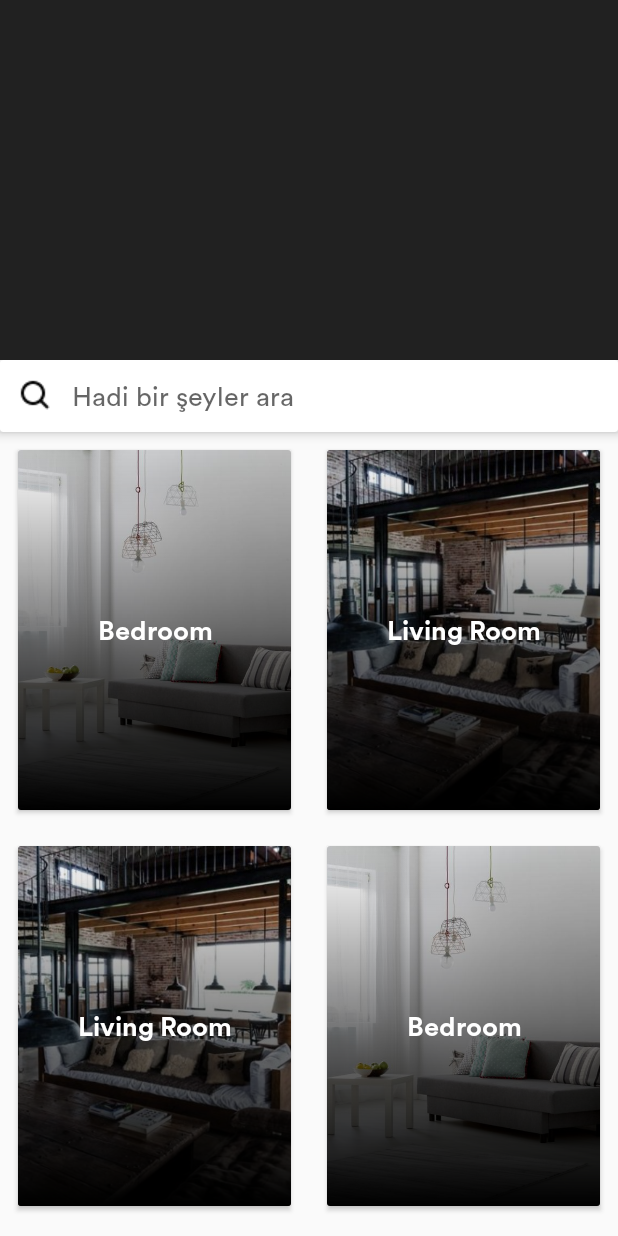
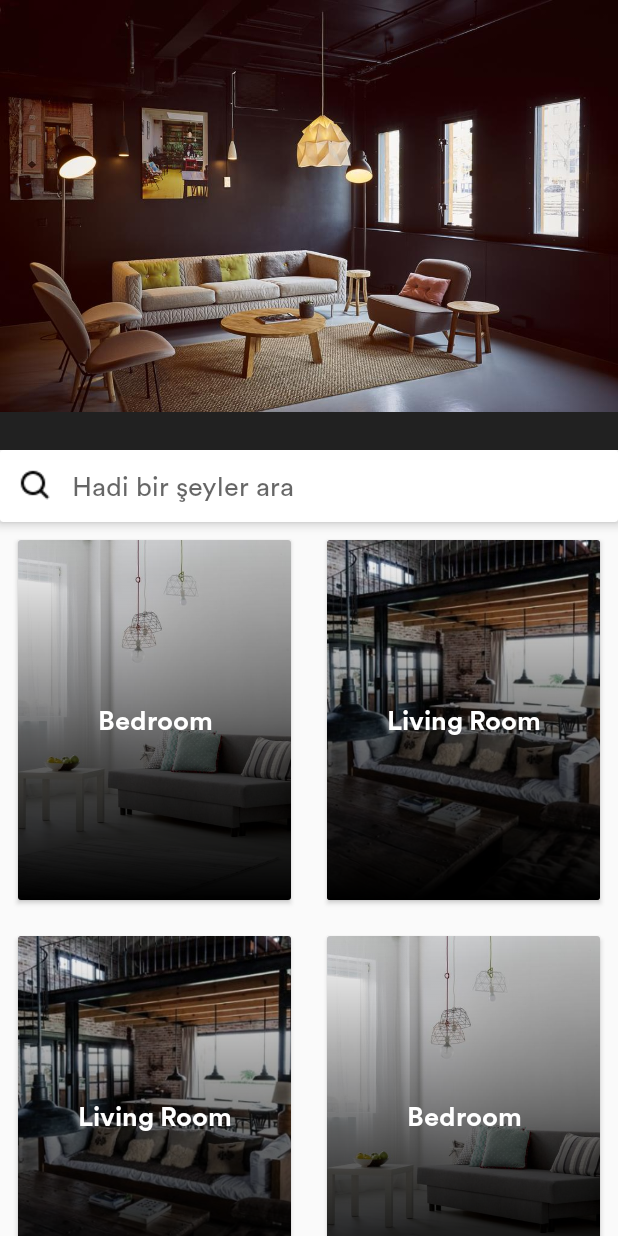
Before and after one commit to snndmr/Stock-It, an Android app: the screen it shows after launch (MainActivity), on a phone screen of 412 x 824 dp. Run offline under Robolectric (Android 15) with nearby library versions, the phone set to English and light mode, and no system bars.

Commit message:
Collapsing Toolbar

```diff
--- a/app/src/main/java/com/snn/stockapp/MainActivity.java
+++ b/app/src/main/java/com/snn/stockapp/MainActivity.java
@@ -13,7 +13,7 @@ public class MainActivity extends AppCompatActivity {
     private ArrayList<Room> getRoomTestData() {
         ArrayList<Room> rooms = new ArrayList<>();
 
-        for (int i = 0; i < 300; i++) {
+        for (int i = 0; i < 15; i++) {
             rooms.add(new Room(i % 3 == 0 ? "Bedroom" : "Living Room",
                     i % 3 == 0 ? R.drawable.room_test_2 : R.drawable.room_test_1));
         }
--- a/app/src/main/res/layout/activity_main.xml
+++ b/app/src/main/res/layout/activity_main.xml
@@ -20,7 +20,17 @@
             android:layout_height="match_parent"
             android:fitsSystemWindows="true"
             app:contentScrim="?attr/colorPrimary"
-            app:layout_scrollFlags="scroll|exitUntilCollapsed" />
+            app:layout_scrollFlags="scroll|exitUntilCollapsed">
+
+            <ImageView
+                android:layout_width="match_parent"
+                android:layout_height="wrap_content"
+                android:adjustViewBounds="true"
+                android:contentDescription="@string/image"
+                android:scaleType="centerCrop"
+                android:src="@drawable/room_main_2"
+                app:layout_collapseMode="parallax" />
+        </com.google.android.material.appbar.CollapsingToolbarLayout>
     </com.google.android.material.appbar.AppBarLayout>
 
     <LinearLayout
--- a/app/src/main/res/layout/room_card.xml
+++ b/app/src/main/res/layout/room_card.xml
@@ -7,7 +7,7 @@
 
     <RelativeLayout
         android:layout_width="@dimen/card_width"
-        android:layout_height="@dimen/card_width"
+        android:layout_height="@dimen/card_height"
         android:layout_gravity="center_horizontal">
 
         <ImageView
--- a/app/src/main/res/values/dimens.xml
+++ b/app/src/main/res/values/dimens.xml
@@ -1,9 +1,9 @@
 <resources>
-    <dimen name="app_bar_height">240dp</dimen>
+    <dimen name="app_bar_height">300dp</dimen>
     <dimen name="fab_margin">16dp</dimen>
     <dimen name="text_margin">16dp</dimen>
 
-    <dimen name="card_height">320dp</dimen>
+    <dimen name="card_height">240dp</dimen>
     <dimen name="card_width">240dp</dimen>
 
     <dimen name="margin_large">16dp</dimen>
```
Also changed, not shown: app/src/main/res/drawable/room_main_1.jpg (added), app/src/main/res/drawable/room_main_2.jpg (added).
